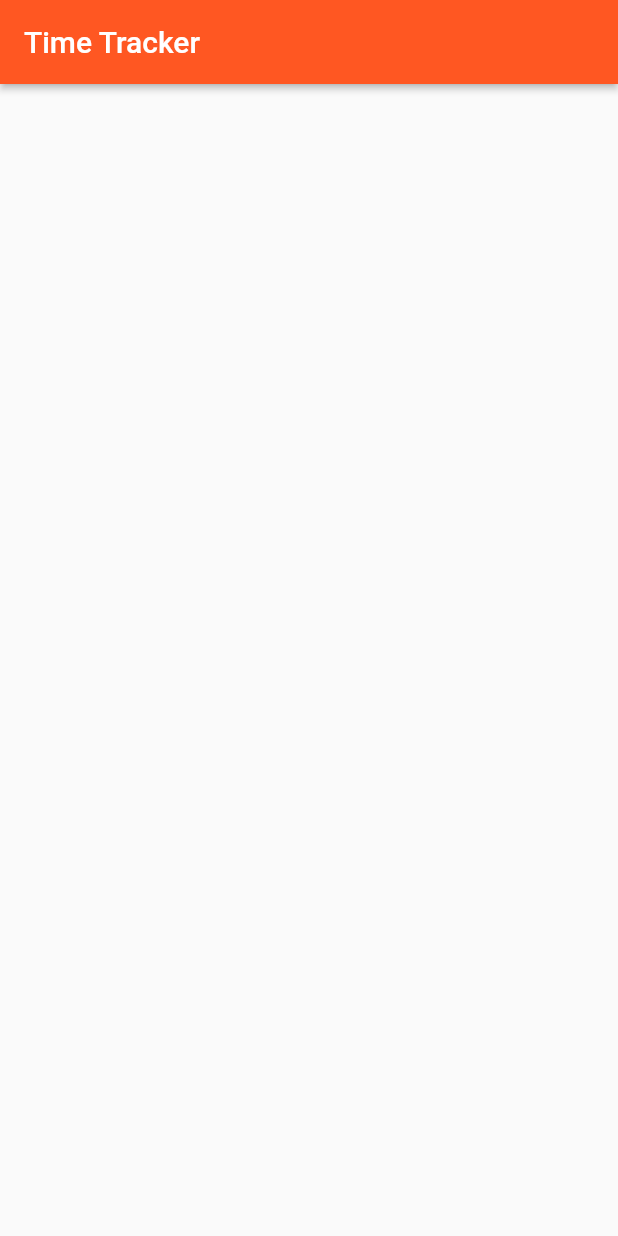
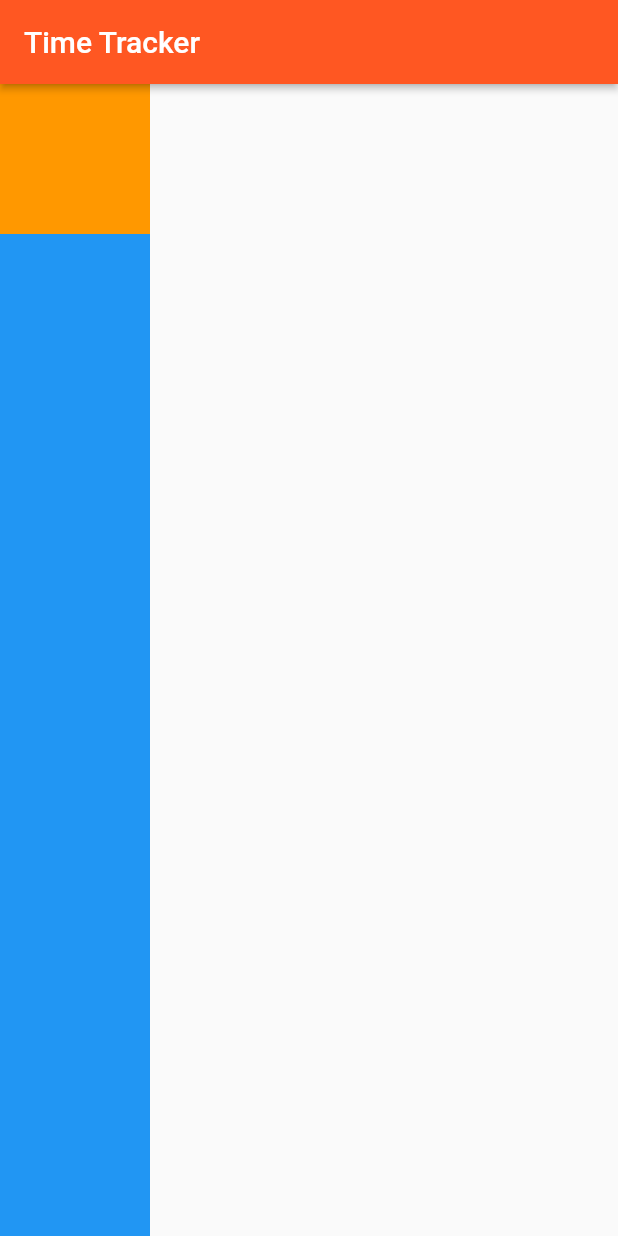
Before and after one commit to IronClad1607/Time-Tracker, a Flutter app: the screen it shows after launch, on a phone screen of 412 x 824 dp. Run offline on Flutter 3.47's test engine with Material 2 defaults, Android fonts, the phone set to English and light mode, and no system bars.

Commit message:
child of container and column widget

```diff
--- a/lib/app/signin/signin_page.dart
+++ b/lib/app/signin/signin_page.dart
@@ -8,6 +8,20 @@ class SignInPage extends StatelessWidget {
         title: Text('Time Tracker'),
         elevation: 2.0,
       ),
+      body: Container(
+        color: Colors.blue,
+        child: Column(
+          children: <Widget>[
+            Container(
+              color: Colors.orange,
+              child: SizedBox(
+                width: 100.0,
+                height: 100.0,
+              ),
+            )
+          ],
+        ),
+      ),
     );
   }
 }
```
